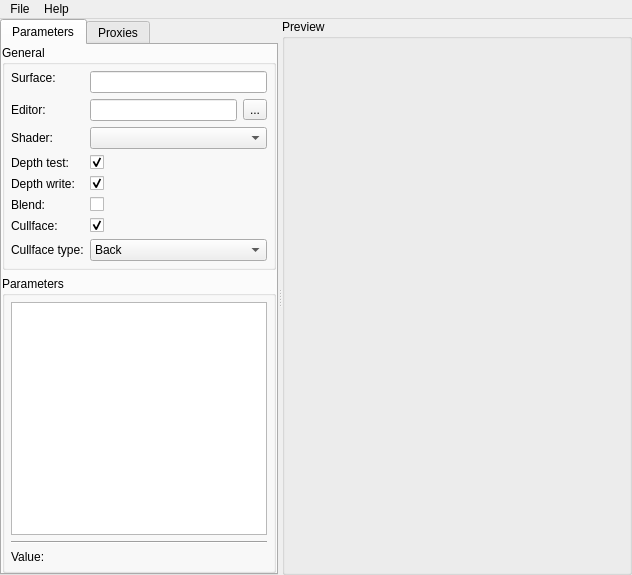
The window that src/tools/lmteditor/window_editor.ui (BSOD-Games/lifeEngine) describes before a commit, drawn with Qt 5.
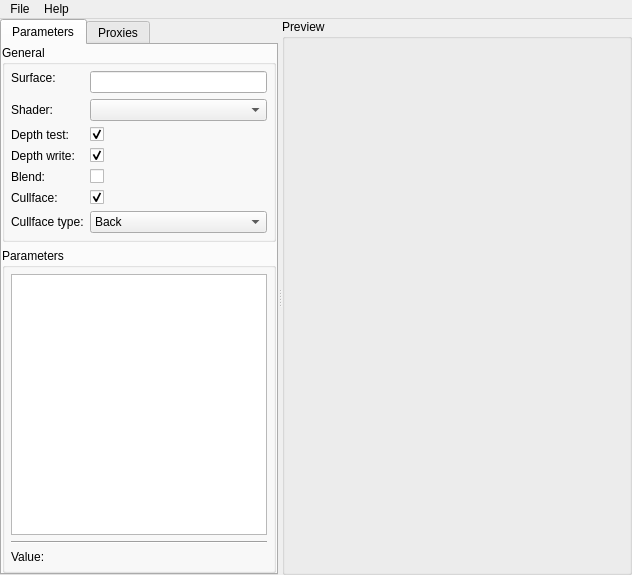
The same window after the commit. Icons and pictures are not drawn. Custom widgets are drawn as their Qt base class.

Diff of the .ui file:
```diff
--- a/src/tools/lmteditor/window_editor.ui
+++ b/src/tools/lmteditor/window_editor.ui
@@ -144,43 +144,6 @@
              </widget>
             </item>
             <item row="1" column="0">
-             <widget class="QLabel" name="label_editor">
-              <property name="sizePolicy">
-               <sizepolicy hsizetype="Expanding" vsizetype="Preferred">
-                <horstretch>0</horstretch>
-                <verstretch>0</verstretch>
-               </sizepolicy>
-              </property>
-              <property name="text">
-               <string>Editor:</string>
-              </property>
-             </widget>
-            </item>
-            <item row="1" column="1">
-             <layout class="QHBoxLayout" name="horizontalLayout_editor">
-              <item>
-               <widget class="QLineEdit" name="lineEdit_editor">
-                <property name="enabled">
-                 <bool>true</bool>
-                </property>
-                <property name="readOnly">
-                 <bool>true</bool>
-                </property>
-               </widget>
-              </item>
-              <item>
-               <widget class="QToolButton" name="toolButton_editor">
-                <property name="enabled">
-                 <bool>true</bool>
-                </property>
-                <property name="text">
-                 <string>...</string>
-                </property>
-               </widget>
-              </item>
-             </layout>
-            </item>
-            <item row="2" column="0">
              <widget class="QLabel" name="label_shader">
               <property name="sizePolicy">
                <sizepolicy hsizetype="Maximum" vsizetype="Preferred">
@@ -193,10 +156,10 @@
               </property>
              </widget>
             </item>
-            <item row="2" column="1">
+            <item row="1" column="1">
              <widget class="QComboBox" name="comboBox_shader"/>
             </item>
-            <item row="3" column="0">
+            <item row="2" column="0">
              <widget class="QLabel" name="label_depthTest">
               <property name="sizePolicy">
                <sizepolicy hsizetype="Maximum" vsizetype="Preferred">
@@ -209,7 +172,7 @@
               </property>
              </widget>
             </item>
-            <item row="3" column="1">
+            <item row="2" column="1">
              <widget class="QCheckBox" name="checkBox_depthTest">
               <property name="text">
                <string/>
@@ -219,7 +182,7 @@
               </property>
              </widget>
             </item>
-            <item row="4" column="0">
+            <item row="3" column="0">
              <widget class="QLabel" name="label_depthWrite">
               <property name="sizePolicy">
                <sizepolicy hsizetype="Maximum" vsizetype="Preferred">
@@ -232,7 +195,7 @@
               </property>
              </widget>
             </item>
-            <item row="4" column="1">
+            <item row="3" column="1">
              <widget class="QCheckBox" name="checkBox_depthWrite">
               <property name="text">
                <string/>
@@ -242,7 +205,7 @@
               </property>
              </widget>
             </item>
-            <item row="5" column="0">
+            <item row="4" column="0">
              <widget class="QLabel" name="label_blend">
               <property name="sizePolicy">
                <sizepolicy hsizetype="Maximum" vsizetype="Preferred">
@@ -255,14 +218,14 @@
               </property>
              </widget>
             </item>
-            <item row="5" column="1">
+            <item row="4" column="1">
              <widget class="QCheckBox" name="checkBox_blend">
               <property name="text">
                <string/>
               </property>
              </widget>
             </item>
-            <item row="6" column="0">
+            <item row="5" column="0">
              <widget class="QLabel" name="label_cullface">
               <property name="sizePolicy">
                <sizepolicy hsizetype="Maximum" vsizetype="Preferred">
@@ -275,7 +238,7 @@
               </property>
              </widget>
             </item>
-            <item row="6" column="1">
+            <item row="5" column="1">
              <widget class="QCheckBox" name="checkBox_cullface">
               <property name="text">
                <string/>
@@ -285,7 +248,7 @@
               </property>
              </widget>
             </item>
-            <item row="7" column="0">
+            <item row="6" column="0">
              <widget class="QLabel" name="label_cullfaceType">
               <property name="sizePolicy">
                <sizepolicy hsizetype="Maximum" vsizetype="Preferred">
@@ -298,7 +261,7 @@
               </property>
              </widget>
             </item>
-            <item row="7" column="1">
+            <item row="6" column="1">
              <widget class="QComboBox" name="comboBox_cullfaceType">
               <item>
                <property name="text">
```
